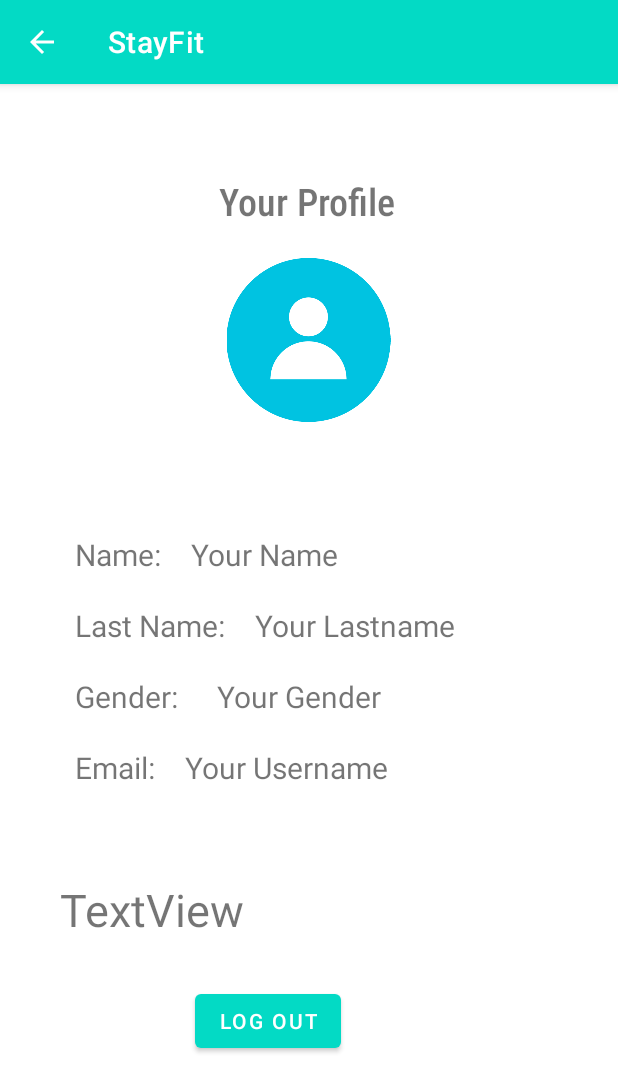
After one commit to ArgjendIstogu/StayFit, an Android app: the profileActivity screen opened directly, with no data from a screen before it, on a phone screen of 412 x 824 dp. The commit adds this screen. Shown: the top 1092 px of the screen. Run offline under Robolectric (Android 15) with nearby library versions, the phone set to English and light mode, and no system bars; our stand-ins replace Firebase (no records; nobody signed in at launch, a user with empty details on screens opened directly).

Commit message:
profileActivity added

```diff
--- a/app/build.gradle
+++ b/app/build.gradle
@@ -12,6 +12,7 @@ android {
         targetSdkVersion 30
         versionCode 1
         versionName "1.0"
+        multiDexEnabled true
 
         testInstrumentationRunner "androidx.test.runner.AndroidJUnitRunner"
     }
@@ -32,6 +33,7 @@ android {
 }
 
 dependencies {
+    implementation 'androidx.multidex:multidex:2.0.1'
     implementation 'com.ms-square:expandableTextView:0.1.4'
     implementation platform('com.google.firebase:firebase-bom:29.0.2')
     implementation 'com.google.firebase:firebase-analytics'
@@ -44,6 +46,7 @@ dependencies {
     implementation 'androidx.navigation:navigation-ui:2.3.5'
     implementation 'androidx.legacy:legacy-support-v4:1.0.0'
     implementation 'com.google.firebase:firebase-auth:21.0.1'
+    implementation 'com.google.firebase:firebase-firestore:24.0.1'
 
     //testImplementation 'junit:junit:4.+'
     androidTestImplementation 'androidx.test.ext:junit:1.1.2'
--- a/app/src/main/java/fiek/unipr/stayfit/fragments/profileFragment.java
+++ /dev/null
@@ -1,66 +0,0 @@
-package fiek.unipr.stayfit.fragments;
-
-import android.os.Bundle;
-
-import androidx.fragment.app.Fragment;
-
-import android.view.LayoutInflater;
-import android.view.View;
-import android.view.ViewGroup;
-
-import fiek.unipr.stayfit.R;
-
-/**
- * A simple {@link Fragment} subclass.
- * Use the {@link profileFragment#newInstance} factory method to
- * create an instance of this fragment.
- */
-public class profileFragment extends Fragment {
-
-    // TODO: Rename parameter arguments, choose names that match
-    // the fragment initialization parameters, e.g. ARG_ITEM_NUMBER
-    private static final String ARG_PARAM1 = "param1";
-    private static final String ARG_PARAM2 = "param2";
-
-    // TODO: Rename and change types of parameters
-    private String mParam1;
-    private String mParam2;
-
-    public profileFragment() {
-        // Required empty public constructor
-    }
-
-    /**
-     * Use this factory method to create a new instance of
-     * this fragment using the provided parameters.
-     *
-     * @param param1 Parameter 1.
-     * @param param2 Parameter 2.
-     * @return A new instance of fragment profileFragment.
-     */
-    // TODO: Rename and change types and number of parameters
-    public static profileFragment newInstance(String param1, String param2) {
-        profileFragment fragment = new profileFragment();
-        Bundle args = new Bundle();
-        args.putString(ARG_PARAM1, param1);
-        args.putString(ARG_PARAM2, param2);
-        fragment.setArguments(args);
-        return fragment;
-    }
-
-    @Override
-    public void onCreate(Bundle savedInstanceState) {
-        super.onCreate(savedInstanceState);
-        if (getArguments() != null) {
-            mParam1 = getArguments().getString(ARG_PARAM1);
-            mParam2 = getArguments().getString(ARG_PARAM2);
-        }
-    }
-
-    @Override
-    public View onCreateView(LayoutInflater inflater, ViewGroup container,
-                             Bundle savedInstanceState) {
-        // Inflate the layout for this fragment
-        return inflater.inflate(R.layout.fragment_profile, container, false);
-    }
-}
--- /dev/null
+++ b/app/src/main/java/fiek/unipr/stayfit/profileActivity.java
@@ -0,0 +1,115 @@
+package fiek.unipr.stayfit;
+
+import androidx.annotation.NonNull;
+import androidx.annotation.Nullable;
+import androidx.appcompat.app.AppCompatActivity;
+
+import android.os.Bundle;
+import android.content.Intent;
+import android.os.Bundle;
+
+import android.util.Log;
+import android.view.View;
+import android.widget.Button;
+import android.widget.ImageView;
+import android.widget.TextView;
+import android.widget.Toast;
+
+import com.google.firebase.auth.FirebaseAuth;
+import com.google.firebase.auth.FirebaseUser;
+import com.google.firebase.database.DataSnapshot;
+import com.google.firebase.database.DatabaseError;
+import com.google.firebase.database.DatabaseReference;
+import com.google.firebase.database.FirebaseDatabase;
+import com.google.firebase.database.ValueEventListener;
+import com.google.firebase.firestore.DocumentReference;
+import com.google.firebase.firestore.DocumentSnapshot;
+import com.google.firebase.firestore.EventListener;
+import com.google.firebase.firestore.FirebaseFirestore;
+import com.google.firebase.firestore.FirebaseFirestoreException;
+import com.google.firebase.firestore.auth.User;
+
+import java.util.HashMap;
+import java.util.Map;
+
+import fiek.unipr.stayfit.login.Login_Form;
+import fiek.unipr.stayfit.login.user;
+
+public class profileActivity extends AppCompatActivity {
+
+    private FirebaseUser User;
+    private DatabaseReference reff;
+
+    private String userID;
+
+    private Button logout;
+
+
+
+
+
+    @Override
+    protected void onCreate(Bundle savedInstanceState) {
+        super.onCreate(savedInstanceState);
+        setContentView(R.layout.activity_profile);
+        getSupportActionBar().setDisplayHomeAsUpEnabled(true);
+
+
+        logout = (Button) findViewById(R.id.logout);
+
+        logout.setOnClickListener(new View.OnClickListener() {
+            @Override
+            public void onClick(View view) {
+                FirebaseAuth.getInstance().signOut();
+                startActivity(new Intent(profileActivity.this, Login_Form.class));
+            }
+        });
+
+
+        User = FirebaseAuth.getInstance().getCurrentUser();
+        reff = FirebaseDatabase.getInstance().getReference("User");
+        userID=User.getUid();
+
+
+        final TextView greeting = (TextView) findViewById(R.id.greeting);
+        final TextView nametxt = (TextView) findViewById(R.id.name);
+        final TextView emailtxt = (TextView) findViewById(R.id.email);
+        final TextView usernametxt = (TextView) findViewById(R.id.username);
+        final TextView gendertxt = (TextView) findViewById(R.id.gender);
+
+        reff.child(userID).addListenerForSingleValueEvent(new ValueEventListener() {
+            @Override
+            public void onDataChange(@NonNull DataSnapshot snapshot) {
+                user userProfile = snapshot.getValue(user.class);
+
+                if(userProfile !=null ){
+                    String name = userProfile.fullName;
+                    String email = userProfile.Email;
+                    String username = userProfile.Username;
+                    String gender = userProfile.Gender;
+
+                    greeting.setText("Welcome, " + name + "!");
+                    nametxt.setText(name);
+                    emailtxt.setText(email);
+                    usernametxt.setText(username);
+                    gendertxt.setText(gender);
+                }
+
+            }
+
+            @Override
+            public void onCancelled(@NonNull DatabaseError error) {
+                Toast.makeText(profileActivity.this,"Something wrong happened!",Toast.LENGTH_LONG).show();
+            }
+        });
+
+
+
+
+    }
+
+
+
+
+
+}
--- /dev/null
+++ b/app/src/main/res/drawable/ic_exercise.xml
@@ -0,0 +1,10 @@
+<vector xmlns:android="http://schemas.android.com/apk/res/android"
+    android:width="24dp"
+    android:height="24dp"
+    android:viewportWidth="24"
+    android:viewportHeight="24"
+    android:tint="?attr/colorControlNormal">
+  <path
+      android:fillColor="@android:color/white"
+      android:pathData="M20.57,14.86L22,13.43 20.57,12 17,15.57 8.43,7 12,3.43 10.57,2 9.14,3.43 7.71,2 5.57,4.14 4.14,2.71 2.71,4.14l1.43,1.43L2,7.71l1.43,1.43L2,10.57 3.43,12 7,8.43 15.57,17 12,20.57 13.43,22l1.43,-1.43L16.29,22l2.14,-2.14 1.43,1.43 1.43,-1.43 -1.43,-1.43L22,16.29z"/>
+</vector>
--- /dev/null
+++ b/app/src/main/res/layout/activity_profile.xml
@@ -0,0 +1,191 @@
+<?xml version="1.0" encoding="utf-8"?>
+<androidx.constraintlayout.widget.ConstraintLayout
+    xmlns:android="http://schemas.android.com/apk/res/android"
+    xmlns:app="http://schemas.android.com/apk/res-auto"
+    xmlns:tools="http://schemas.android.com/tools"
+    android:layout_width="match_parent"
+    android:layout_height="match_parent">
+
+    <androidx.constraintlayout.widget.ConstraintLayout
+        android:id="@+id/constraintLayout"
+        android:layout_width="match_parent"
+        android:layout_height="170dp"
+        android:layout_marginBottom="8dp"
+
+        app:layout_constraintBottom_toBottomOf="parent"
+        app:layout_constraintEnd_toEndOf="parent"
+        android:layout_marginTop="0dp"
+        app:layout_constraintHorizontal_bias="0.0"
+        app:layout_constraintStart_toStartOf="parent"
+        app:layout_constraintTop_toTopOf="parent"
+        app:layout_constraintVertical_bias="0.001">
+
+        <TextView
+            android:id="@+id/name_textview"
+            android:layout_width="wrap_content"
+            android:layout_height="wrap_content"
+            android:layout_marginStart="8dp"
+            android:layout_marginTop="60dp"
+            android:layout_marginEnd="8dp"
+            android:fontFamily="sans-serif-condensed-medium"
+            android:text="Your Profile"
+            android:textAlignment="center"
+            android:textSize="25sp"
+            app:layout_constraintEnd_toEndOf="parent"
+            app:layout_constraintHorizontal_bias="0.497"
+            app:layout_constraintStart_toStartOf="parent"
+            app:layout_constraintTop_toTopOf="parent" />
+
+    </androidx.constraintlayout.widget.ConstraintLayout>
+
+    <ImageView
+        android:id="@+id/user_imageview"
+        android:layout_width="126dp"
+        android:layout_height="109dp"
+        android:layout_marginStart="8dp"
+        android:layout_marginTop="116dp"
+        android:layout_marginEnd="8dp"
+        app:layout_constraintEnd_toEndOf="parent"
+        app:layout_constraintHorizontal_bias="0.498"
+        app:layout_constraintStart_toStartOf="parent"
+        app:layout_constraintTop_toTopOf="parent"
+        app:srcCompat="@drawable/log" />
+
+
+    <androidx.constraintlayout.widget.ConstraintLayout
+        android:id="@+id/constraintLayout2"
+        android:layout_width="match_parent"
+        android:layout_height="230dp"
+        android:layout_margin="20dp"
+        android:layout_marginStart="8dp"
+        android:layout_marginTop="8dp"
+        android:layout_marginEnd="8dp"
+        android:layout_marginBottom="8dp"
+        android:paddingBottom="20dp"
+        app:layout_constraintBottom_toBottomOf="parent"
+        app:layout_constraintEnd_toEndOf="parent"
+        app:layout_constraintHorizontal_bias="0.0"
+        app:layout_constraintStart_toStartOf="parent"
+        app:layout_constraintTop_toBottomOf="@+id/user_imageview"
+        app:layout_constraintVertical_bias="0.126">
+
+
+        <TextView
+            android:id="@+id/textView"
+            android:layout_width="wrap_content"
+            android:layout_height="wrap_content"
+            android:layout_marginStart="30dp"
+            android:layout_marginTop="20dp"
+            android:text="Name:"
+            android:textSize="20dp"
+            app:layout_constraintStart_toStartOf="parent"
+            app:layout_constraintTop_toTopOf="parent" />
+
+        <TextView
+            android:id="@+id/name"
+            android:layout_width="wrap_content"
+            android:layout_height="wrap_content"
+            android:layout_marginStart="20dp"
+            android:layout_marginTop="20dp"
+            android:text="Your Name"
+            android:textSize="20dp"
+            app:layout_constraintStart_toEndOf="@+id/textView"
+            app:layout_constraintTop_toTopOf="parent" />
+
+        <TextView
+            android:id="@+id/textView3"
+            android:layout_width="wrap_content"
+            android:layout_height="wrap_content"
+            android:layout_marginStart="30dp"
+            android:layout_marginTop="20dp"
+            android:text="Last Name:"
+            android:textSize="20dp"
+            app:layout_constraintStart_toStartOf="parent"
+            app:layout_constraintTop_toBottomOf="@+id/textView" />
+
+        <TextView
+            android:id="@+id/username"
+            android:layout_width="239dp"
+            android:layout_height="wrap_content"
+            android:layout_marginTop="20dp"
+            android:layout_marginEnd="16dp"
+            android:layout_marginStart="20dp"
+            android:text="Your Lastname"
+            android:textSize="20dp"
+            app:layout_constraintEnd_toEndOf="parent"
+            app:layout_constraintHorizontal_bias="0.0"
+            app:layout_constraintStart_toEndOf="@+id/textView3"
+            app:layout_constraintTop_toBottomOf="@+id/name" />
+
+        <TextView
+            android:id="@+id/textView4"
+            android:layout_width="wrap_content"
+            android:layout_height="wrap_content"
+            android:layout_marginStart="30dp"
+            android:layout_marginTop="20dp"
+            android:textSize="20dp"
+            android:text="Gender:"
+            app:layout_constraintStart_toStartOf="parent"
+            app:layout_constraintTop_toBottomOf="@+id/textView3" />
+
+        <TextView
+            android:id="@+id/gender"
+            android:layout_width="242dp"
+            android:layout_height="wrap_content"
+            android:layout_marginTop="20dp"
+            android:layout_marginStart="20dp"
+            android:text="Your Gender"
+            android:textSize="20dp"
+            app:layout_constraintEnd_toEndOf="parent"
+            app:layout_constraintStart_toEndOf="@+id/textView4"
+            app:layout_constraintTop_toBottomOf="@+id/username" />
+
+        <TextView
+            android:id="@+id/textView6"
+            android:layout_width="wrap_content"
+            android:layout_height="wrap_content"
+            android:layout_marginTop="20dp"
+            android:layout_marginStart="30dp"
+            android:text="Email:"
+            android:textSize="20dp"
+            app:layout_constraintStart_toStartOf="parent"
+            app:layout_constraintTop_toBottomOf="@+id/textView4" />
+
+        <TextView
+            android:id="@+id/email"
+            android:layout_width="wrap_content"
+            android:layout_height="wrap_content"
+            android:layout_marginTop="20dp"
+            android:layout_marginStart="20dp"
+            android:text="Your Username"
+            android:textSize="20dp"
+            app:layout_constraintStart_toEndOf="@+id/textView6"
+            app:layout_constraintTop_toBottomOf="@+id/gender" />
+
+
+    </androidx.constraintlayout.widget.ConstraintLayout>
+
+    <Button
+        android:id="@+id/logout"
+        android:layout_width="wrap_content"
+        android:layout_height="wrap_content"
+        android:layout_marginStart="130dp"
+        android:layout_marginTop="30dp"
+
+        android:text="Log Out"
+        app:layout_constraintStart_toStartOf="parent"
+        app:layout_constraintTop_toBottomOf="@+id/greeting" />
+
+    <TextView
+        android:id="@+id/greeting"
+        android:layout_width="wrap_content"
+        android:layout_height="wrap_content"
+        android:layout_marginStart="40dp"
+        android:layout_marginTop="20dp"
+        android:text="TextView"
+        android:textSize="30dp"
+        app:layout_constraintStart_toStartOf="parent"
+        app:layout_constraintTop_toBottomOf="@+id/constraintLayout2" />
+
+
+</androidx.constraintlayout.widget.ConstraintLayout>
--- a/app/src/main/res/layout/fragment_profile.xml
+++ /dev/null
@@ -1,17 +0,0 @@
-<?xml version="1.0" encoding="utf-8"?>
-<FrameLayout xmlns:android="http://schemas.android.com/apk/res/android"
-    xmlns:tools="http://schemas.android.com/tools"
-    android:id="@+id/profileFragment"
-    android:layout_width="match_parent"
-    android:layout_height="match_parent"
-    tools:context=".fragments.profileFragment">
-
-    <!-- TODO: Update blank fragment layout -->
-    <TextView
-        android:layout_width="match_parent"
-        android:layout_height="match_parent"
-        android:textSize="22sp"
-        android:gravity="center"
-        android:text="Profile Fragment" />
-
-</FrameLayout>
--- a/app/src/main/res/menu/my_navigation_items.xml
+++ b/app/src/main/res/menu/my_navigation_items.xml
@@ -6,8 +6,8 @@
         android:icon="@drawable/ic_foods" />
     <item android:id="@+id/fitActivity"
         android:title="@string/menu_exercises"
-        android:icon="@drawable/ic_foods" />
-    <item android:id="@+id/profileFragment"
+        android:icon="@drawable/ic_exercise" />
+    <item android:id="@+id/profileActivity"
         android:title="@string/menu_profile"
         android:icon="@drawable/ic_profile" />
 </menu>
--- a/app/src/main/res/navigation/my_navigation.xml
+++ b/app/src/main/res/navigation/my_navigation.xml
@@ -15,9 +15,9 @@
         android:name="fiek.unipr.stayfit.workouts.fitActivity"
         android:label="activity_fit"
         tools:layout="@layout/activity_fit"/>
-    <fragment
-        android:id="@+id/profileFragment"
-        android:name="fiek.unipr.stayfit.fragments.profileFragment"
-        android:label="fragment_profile"
-        tools:layout="@layout/fragment_profile" />
+    <activity
+        android:id="@+id/profileActivity"
+        android:name="fiek.unipr.stayfit.profileActivity"
+        android:label="activity_profile"
+        tools:layout="@layout/activity_profile"/>
 </navigation>
```
Also changed, not shown: app/src/main/AndroidManifest.xml (+5 -2 lines).
